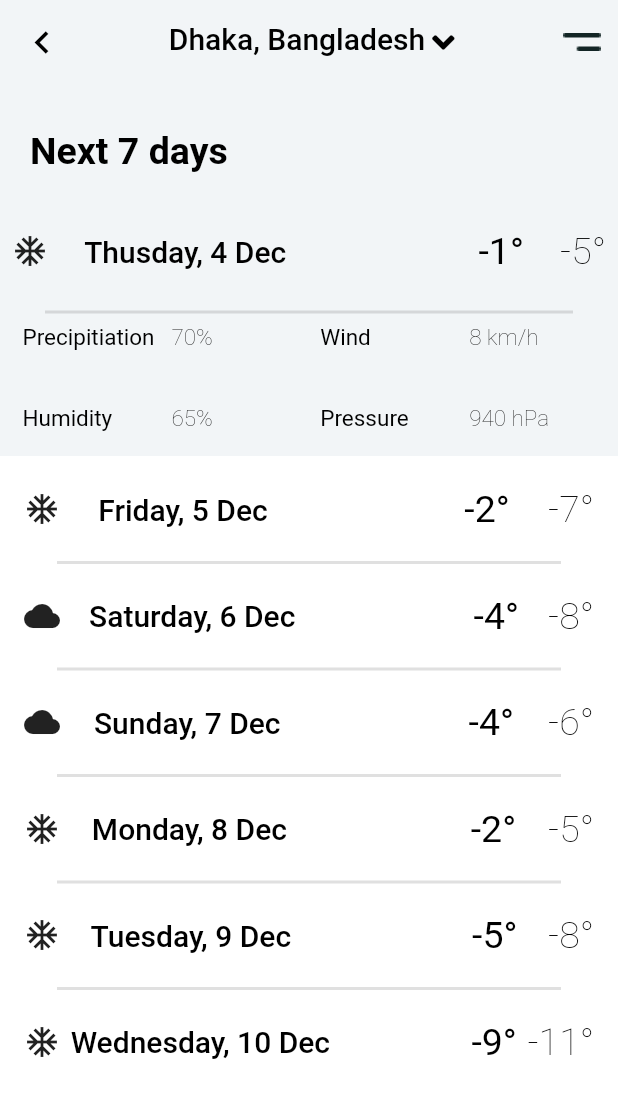
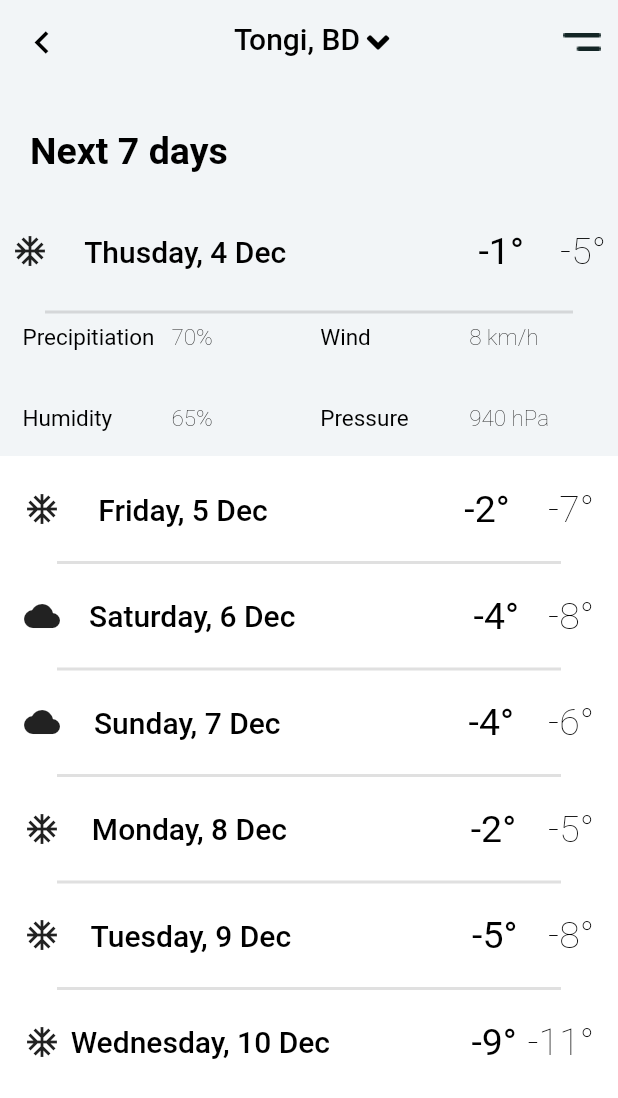
Before and after one commit to RomjanHossain/weather-boy, a Flutter app: the NextSDay screen opened directly, on a phone screen of 412 x 824 dp. Shown: the top 1098 px of the screen. Run offline on Flutter 3.47's test engine with Material 2 defaults, Android fonts, the phone set to English and light mode, and no system bars; our stand-ins replace flutter_spinkit, font_awesome_flutter, geolocator.

```diff
--- a/lib/screens/secscreen.dart
+++ b/lib/screens/secscreen.dart
@@ -41,7 +41,7 @@ class _NextSDayState extends State<NextSDay> {
             Padding(
               padding: const EdgeInsets.only(bottom: 5),
               child: Text(
-                'Dhaka, Bangladesh',
+                'Tongi, BD',
                 style: TextStyle(color: Colors.black),
               ),
             ),
```
